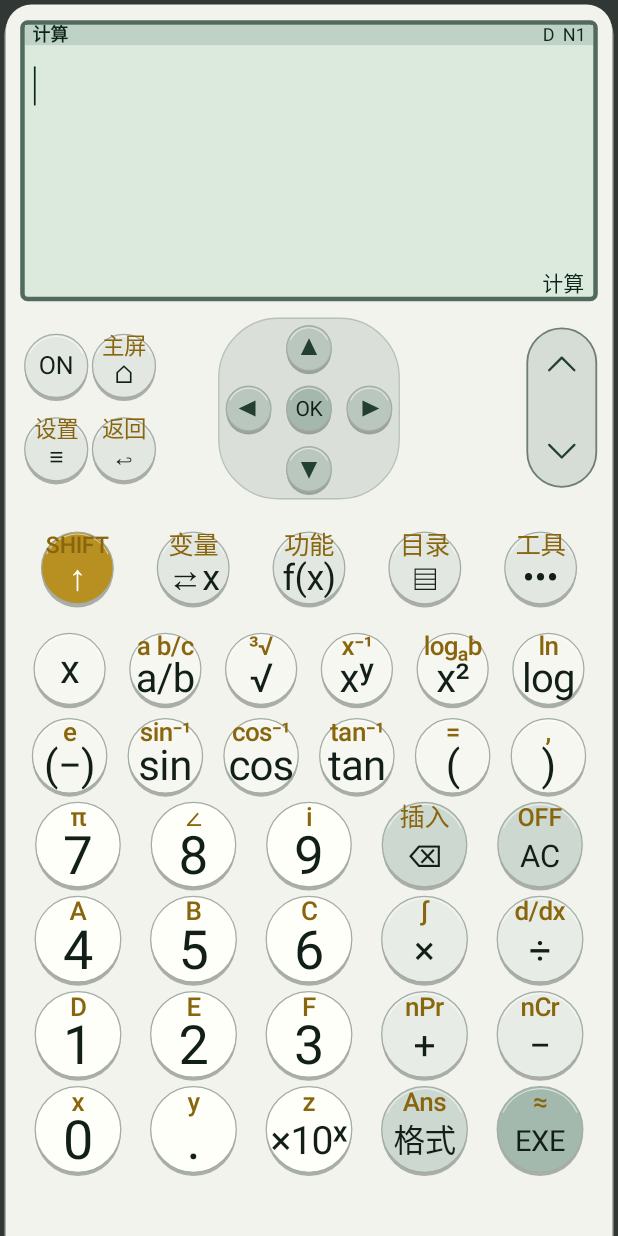
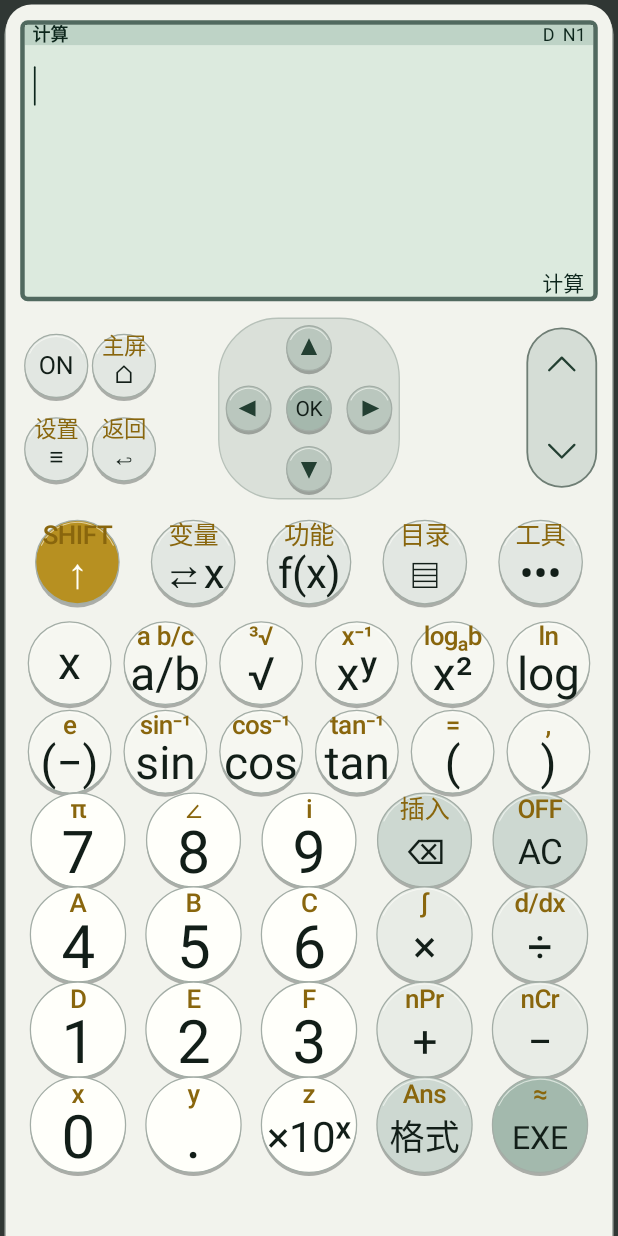
Before and after one commit to beiming183-cloud/-, an Android app: the screen it shows after launch (MainActivity), on a phone screen of 412 x 824 dp. Run offline under Robolectric (Android 15) with nearby library versions, the phone set to English and light mode, and no system bars.

Commit message:
放大计算键帽并保持双层文字完整

```diff
--- a/core/src/main/java/com/codex/fx991/core/ui/Cw991LayoutMetrics.java
+++ b/core/src/main/java/com/codex/fx991/core/ui/Cw991LayoutMetrics.java
@@ -37,7 +37,10 @@ public final class Cw991LayoutMetrics {
         float verticalBias;
         switch (role) {
             case NUMBER -> {
-                diameter = diameter(width, height, viewport, 0.86f, 0.90f, 0.150f);
+                // Let the round cap use nearly the whole grid cell.  The
+                // earlier 0.86/0.90 cap left a visibly large ring of blank
+                // space around the two legends on phone-sized screens.
+                diameter = diameter(width, height, viewport, 0.92f, 1.00f, 0.170f);
                 // Phone screens leave more visual room than a physical keycap.
                 // Give the frequently-used number row a deliberate weight so it
                 // reads at arm's length instead of looking like tiny labels in
@@ -47,25 +50,25 @@ public final class Cw991LayoutMetrics {
                 verticalBias = 0.50f;
             }
             case OPERATOR -> {
-                diameter = diameter(width, height, viewport, 0.86f, 0.90f, 0.150f);
+                diameter = diameter(width, height, viewport, 0.92f, 1.00f, 0.170f);
                 mainRatio = 0.46f;
                 secondaryRatio = 0.30f;
                 verticalBias = 0.50f;
             }
             case ACTION, EXECUTE -> {
-                diameter = diameter(width, height, viewport, 0.86f, 0.90f, 0.150f);
+                diameter = diameter(width, height, viewport, 0.92f, 1.00f, 0.170f);
                 mainRatio = role == Role.EXECUTE ? 0.34f : 0.37f;
                 secondaryRatio = 0.30f;
                 verticalBias = 0.50f;
             }
             case FUNCTION -> {
-                diameter = diameter(width, height, viewport, 0.84f, 0.84f, 0.122f);
+                diameter = diameter(width, height, viewport, 0.92f, 1.00f, 0.145f);
                 mainRatio = 0.56f;
                 secondaryRatio = 0.39f;
                 verticalBias = 0.50f;
             }
             case CONTEXT, SHIFT -> {
-                diameter = diameter(width, height, viewport, 0.74f, 0.88f, 0.116f);
+                diameter = diameter(width, height, viewport, 0.82f, 0.92f, 0.135f);
                 mainRatio = 0.50f;
                 secondaryRatio = 0.36f;
                 verticalBias = 0.66f;
```
Also changed, not shown: 1 other file.
